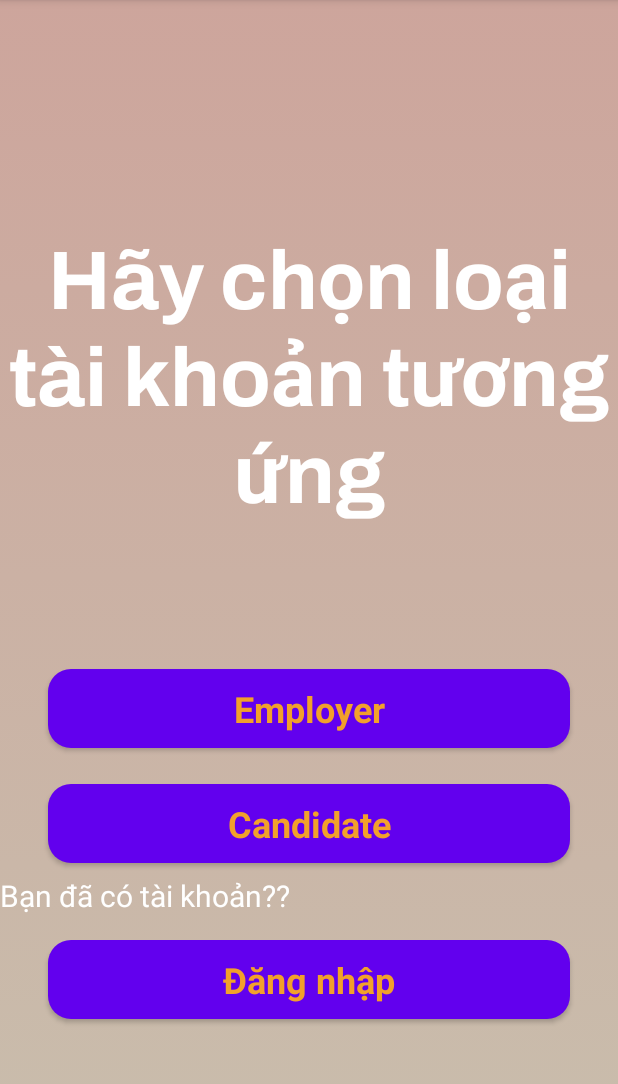
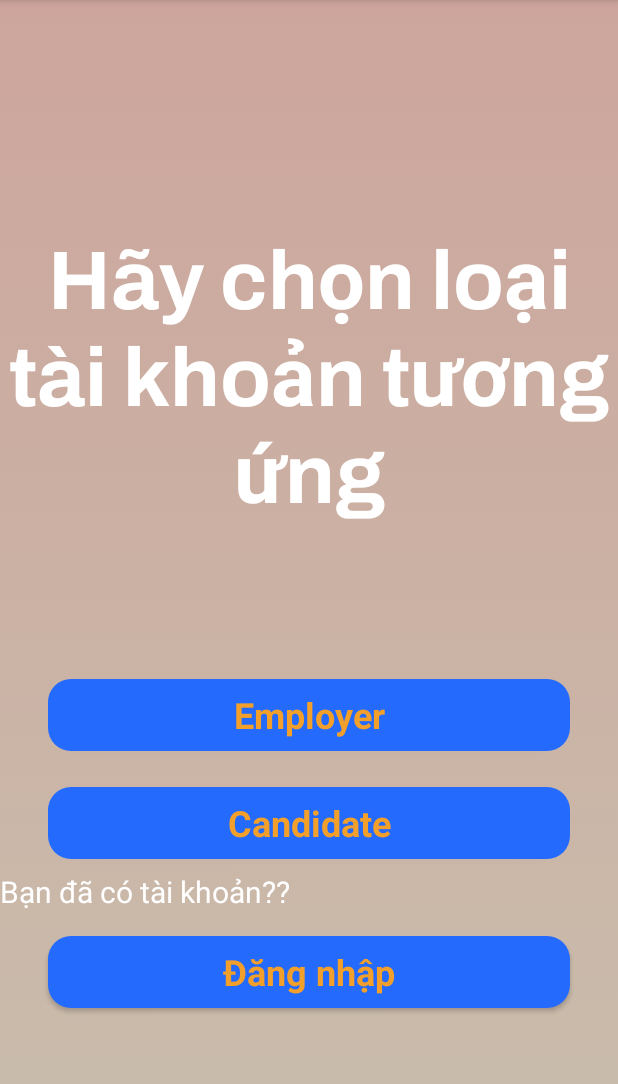
Before and after one commit to DGB2001/recruitment_manager, an Android app: the screen it shows after launch (StartScreen), on a phone screen of 412 x 824 dp, the part 84-1168 px from its top. Run offline under Robolectric (Android 15) with nearby library versions, the phone set to English and light mode, and no system bars.

Commit message:
feature:sign_up

```diff
--- a/app/src/main/res/drawable/botron_button.xml
+++ b/app/src/main/res/drawable/botron_button.xml
@@ -2,7 +2,7 @@
 <selector xmlns:android="http://schemas.android.com/apk/res/android">
     <item>
         <shape android:shape="rectangle">
-            <solid android:color="#3F51B5"/>
+            <solid android:color="#246BFD"/>
             <corners android:radius="15dp"/>
         </shape>
     </item>
--- a/app/src/main/res/layout/activity_sign_up_candidate.xml
+++ b/app/src/main/res/layout/activity_sign_up_candidate.xml
@@ -150,7 +150,7 @@
             android:textColorHint="#464646" />
 
 
-        <Button
+        <androidx.appcompat.widget.AppCompatButton
             android:id="@+id/btnSignupEmployer"
             style="@android:style/Widget.Button"
             android:layout_width="match_parent"
--- a/app/src/main/res/layout/activity_sign_up_employer.xml
+++ b/app/src/main/res/layout/activity_sign_up_employer.xml
@@ -105,7 +105,7 @@
             android:paddingStart="20dp"
             android:textColorHint="#464646" />
 
-        <Button
+        <androidx.appcompat.widget.AppCompatButton
             android:id="@+id/btnSignupEmployer"
             style="@android:style/Widget.Button"
             android:layout_width="match_parent"
--- a/app/src/main/res/layout/activity_start_screen.xml
+++ b/app/src/main/res/layout/activity_start_screen.xml
@@ -33,7 +33,7 @@
         app:layout_constraintStart_toStartOf="parent"
         app:layout_constraintTop_toBottomOf="@+id/textView">
 
-        <Button
+        <androidx.appcompat.widget.AppCompatButton
             android:id="@+id/btn_employer"
             style="@android:style/Widget.Button"
             android:layout_width="match_parent"
@@ -48,7 +48,7 @@
             android:textSize="24sp"
             android:textStyle="bold" />
 
-        <Button
+        <androidx.appcompat.widget.AppCompatButton
             android:id="@+id/btnSignupEmployer"
             style="@android:style/Widget.Button"
             android:layout_width="match_parent"
@@ -71,7 +71,7 @@
             android:textColor="#fff"
             android:textSize="20sp" />
 
-        <Button
+        <androidx.appcompat.widget.AppCompatButton
             android:id="@+id/button3"
             style="@android:style/Widget.Button"
             android:layout_width="match_parent"
```
